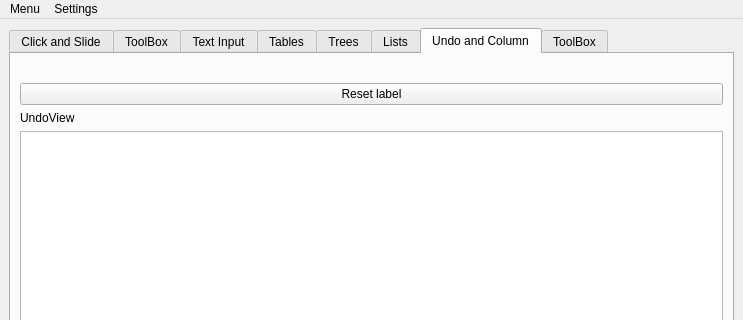
The window that examples/simple_qt_widget_example/mainwindow.ui (lildannita/QtAda) describes before a commit, drawn with Qt 5; both pictures show x 0 to 743 and y 0 to 320 of the 743 by 648 pixel window.
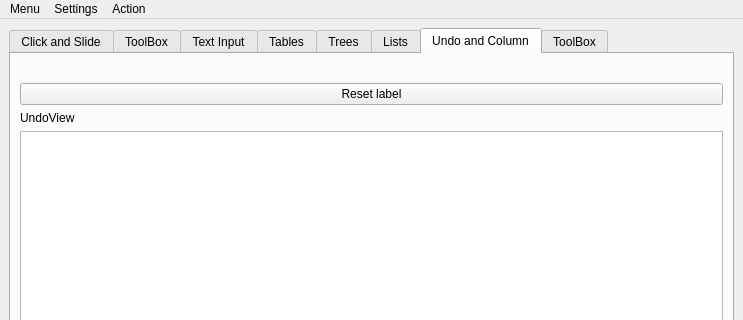
The same window after the commit.

Commit message: Временное решение странного поведения системы событий при нажатии на QMenuBar

What changed in the file:
```diff
--- a/examples/simple_qt_widget_example/mainwindow.ui
+++ b/examples/simple_qt_widget_example/mainwindow.ui
@@ -755,8 +755,14 @@
     </property>
     <addaction name="actiontest"/>
    </widget>
+   <widget class="QMenu" name="menuAction">
+    <property name="title">
+     <string>Action</string>
+    </property>
+   </widget>
    <addaction name="menuMenu"/>
    <addaction name="menuSettings"/>
+   <addaction name="menuAction"/>
   </widget>
   <widget class="QToolBar" name="toolBar">
    <property name="windowTitle">
```
The commit also changes 6 other files.
